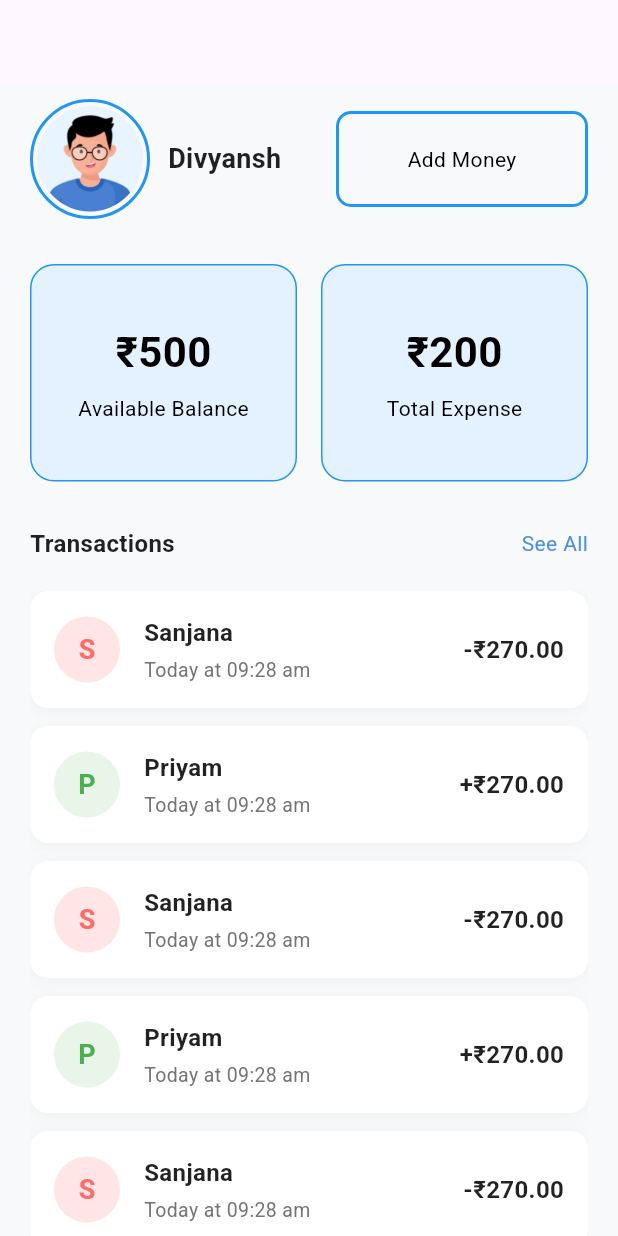
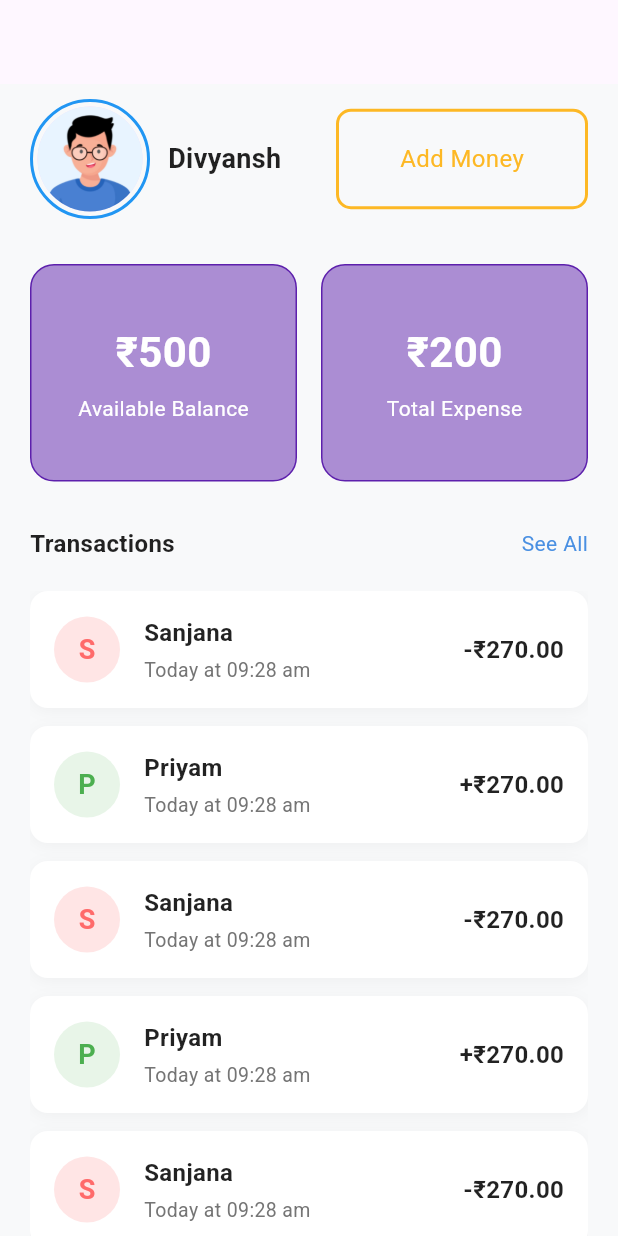
Before and after one commit to 2910Shubham/TukuGo-Machenic1, a Flutter app: the MyWallet screen opened by its route, on a phone screen of 412 x 824 dp. Run offline on Flutter 3.47's test engine with Material 3 defaults, Android fonts, the phone set to English and light mode, and no system bars; our stand-ins replace dotted_border, flutter_map, flutter_svg, go_router, image_picker, intl_phone_field and 1 more; project files that could hold a hidden picture were left out.

```diff
--- a/lib/screen/drawer/changeLanguage.dart
+++ b/lib/screen/drawer/changeLanguage.dart
@@ -219,7 +219,8 @@ class _ChangeLanguagePageState extends State<ChangeLanguagePage> {
                   Navigator.pop(context, selectedLanguageIndex);
                 },
                 style: ElevatedButton.styleFrom(
-                  backgroundColor: const Color(0xFF007AFF), // iOS blue color
+                  backgroundColor:
+                      Color.fromRGBO(93, 32, 172, 1), // iOS blue color
                   shape: RoundedRectangleBorder(
                     borderRadius: BorderRadius.circular(8),
                   ),
@@ -230,7 +231,7 @@ class _ChangeLanguagePageState extends State<ChangeLanguagePage> {
                   style: TextStyle(
                     fontSize: 16,
                     fontWeight: FontWeight.w600,
-                    color: Colors.white,
+                    color: Color.fromRGBO(255, 255, 255, 0.7),
                   ),
                 ),
               ),
--- a/lib/screen/drawer/contactUs.dart
+++ b/lib/screen/drawer/contactUs.dart
@@ -229,7 +229,7 @@ class _ContactUsScreenState extends State<ContactUsScreen> {
                     }
                   },
                   style: ElevatedButton.styleFrom(
-                    backgroundColor: const Color(0xFF007AFF),
+                    backgroundColor: Color.fromRGBO(93, 32, 172, 1),
                     shape: RoundedRectangleBorder(
                       borderRadius: BorderRadius.circular(8),
                     ),
@@ -240,7 +240,7 @@ class _ContactUsScreenState extends State<ContactUsScreen> {
                     style: TextStyle(
                       fontSize: 16,
                       fontWeight: FontWeight.w500,
-                      color: Colors.white,
+                      color: Color.fromRGBO(255, 255, 255, 0.7),
                     ),
                   ),
                 ),
--- a/lib/screen/drawer/profile_drawer.dart
+++ b/lib/screen/drawer/profile_drawer.dart
@@ -109,7 +109,6 @@ class _ProfileScreenState extends State<ProfileScreen> {
                     );
                   },
                 ),
-                _buildMenuItem(Icons.build_outlined, 'Mechanic'),
                 _buildMenuItem(
                   Icons.lock_outline,
                   'Change password',
--- a/lib/screen/drawer/wallet.dart
+++ b/lib/screen/drawer/wallet.dart
@@ -1,5 +1,8 @@
 import 'package:flutter/material.dart';
 import 'package:go_router/go_router.dart';
+import 'package:latlong2/latlong.dart';
+import 'package:tukugo/screen/drawer/add_money.dart';
+import 'package:tukugo/screen/drawer/transaction.dart';
 
 class MyWallet extends StatelessWidget {
   @override
@@ -47,7 +50,11 @@ class MyWallet extends StatelessWidget {
                         ),
                         Spacer(),
                         GestureDetector(
-                          onTap: () => context.go('/auth/drawer/addmoney'),
+                          onTap: () =>
+                              Navigator.of(context, rootNavigator: true).push(
+                            MaterialPageRoute(
+                                builder: (context) => AddMoneyPage()),
+                          ),
                           child: Container(
                             width: 168,
                             padding: EdgeInsets.symmetric(
@@ -55,7 +62,8 @@ class MyWallet extends StatelessWidget {
                             decoration: BoxDecoration(
                               borderRadius: BorderRadius.circular(10),
                               border: Border.all(
-                                color: Colors.blue, // Blue color border
+                                color: Color.fromRGBO(
+                                    253, 184, 36, 1), // Blue color border
                                 width: 2, // 2 pixels wide
                               ),
                             ),
@@ -63,8 +71,8 @@ class MyWallet extends StatelessWidget {
                               child: Text(
                                 'Add Money',
                                 style: TextStyle(
-                                  color: Colors.black,
-                                  fontSize: 14,
+                                  color: Color.fromRGBO(253, 184, 36, 1),
+                                  fontSize: 16,
                                   fontWeight: FontWeight.w500,
                                 ),
                               ),
@@ -83,10 +91,10 @@ class MyWallet extends StatelessWidget {
                             height: 145,
                             padding: EdgeInsets.all(20),
                             decoration: BoxDecoration(
-                              color: Color.fromRGBO(228, 242, 255, 1),
+                              color: Color.fromRGBO(93, 32, 172, 0.5),
                               borderRadius: BorderRadius.circular(16),
                               border: Border.all(
-                                color: Colors.blue, // Blue color border
+                                color: Color.fromRGBO(93, 32, 172, 1),
                                 width: 1, // 2 pixels wide
                               ),
                             ),
@@ -99,7 +107,7 @@ class MyWallet extends StatelessWidget {
                                   style: TextStyle(
                                     fontSize: 28,
                                     fontWeight: FontWeight.bold,
-                                    color: Colors.black,
+                                    color: Colors.white,
                                   ),
                                 ),
                                 SizedBox(height: 8),
@@ -107,7 +115,7 @@ class MyWallet extends StatelessWidget {
                                   'Available Balance',
                                   style: TextStyle(
                                     fontSize: 14,
-                                    color: Colors.black,
+                                    color: Colors.white,
                                   ),
                                 ),
                               ],
@@ -120,10 +128,10 @@ class MyWallet extends StatelessWidget {
                             height: 145,
                             padding: EdgeInsets.all(20),
                             decoration: BoxDecoration(
-                              color: Color.fromRGBO(228, 242, 255, 1),
+                              color: Color.fromRGBO(93, 32, 172, 0.5),
                               borderRadius: BorderRadius.circular(16),
                               border: Border.all(
-                                color: Colors.blue, // Blue color border
+                                color: Color.fromRGBO(93, 32, 172, 1),
                                 width: 1, // 2 pixels wide
                               ),
                             ),
@@ -136,7 +144,7 @@ class MyWallet extends StatelessWidget {
                                   style: TextStyle(
                                     fontSize: 28,
                                     fontWeight: FontWeight.bold,
-                                    color: Colors.black,
+                                    color: Colors.white,
                                   ),
                                 ),
                                 SizedBox(height: 8),
@@ -144,7 +152,7 @@ class MyWallet extends StatelessWidget {
                                   'Total Expense',
                                   style: TextStyle(
                                     fontSize: 14,
-                                    color: Colors.black,
+                                    color: Colors.white,
                                   ),
                                 ),
                               ],
@@ -168,8 +176,10 @@ class MyWallet extends StatelessWidget {
                           ),
                         ),
                         GestureDetector(
-                          onTap: () => context.go(
-                            '/auth/drawer/transactions',
+                          onTap: () =>
+                              Navigator.of(context, rootNavigator: true).push(
+                            MaterialPageRoute(
+                                builder: (context) => TransactionScreen()),
                           ),
                           child: Text(
                             'See All',
```
Also changed, not shown: lib/screen/drawer/aboutUs.dart (+19 -8 lines), lib/screen/drawer/add_money.dart (+5 -13 lines), lib/screen/drawer/change-password.dart (+27 -12 lines), lib/screen/drawer/chat.dart (+26 -6 lines), lib/screen/drawer/method_selection.dart (+7 -4 lines), lib/screen/drawer/transaction.dart (+19 -17 lines), 3 other files.
